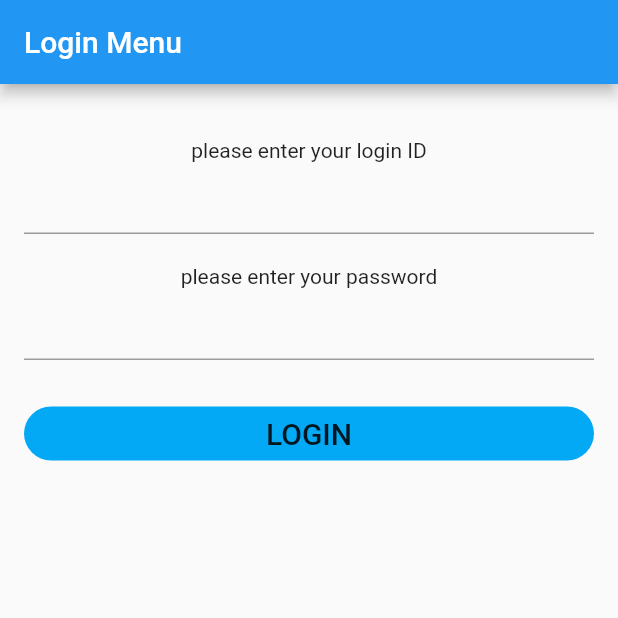
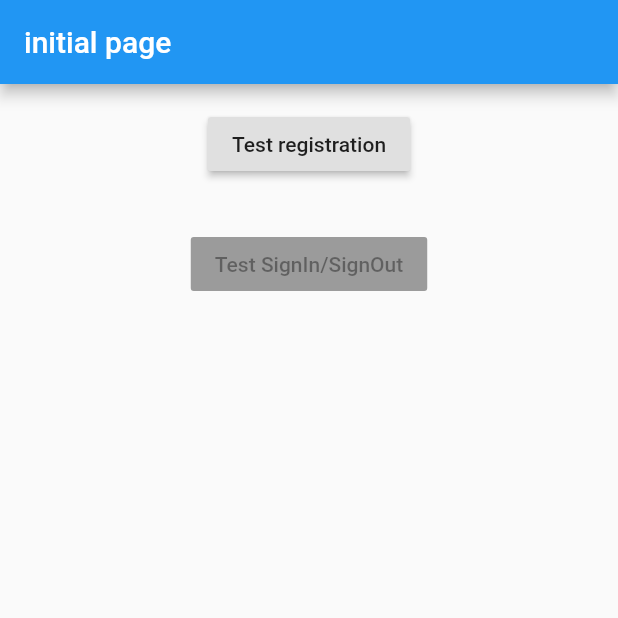
Before and after one commit to sniper-fly/comfortable_diary, a Flutter app: the screen it shows after launch, on a phone screen of 412 x 824 dp, the top half of it. Run offline on Flutter 3.47's test engine with Material 2 defaults, Android fonts, the phone set to English and light mode, and no system bars; our stand-ins replace cloud_firestore, firebase_auth; accounts and stored records are empty.

Commit message:
initial page created refacter var name createUserWithEamilAndPassword func added

```diff
--- /dev/null
+++ b/lib/initialPage.dart
@@ -0,0 +1,43 @@
+import 'package:firebase_auth/firebase_auth.dart';
+import 'package:flutter/cupertino.dart';
+import 'package:flutter/material.dart';
+import 'package:flutterapp/registerPage.dart';
+
+class InitialPage extends StatelessWidget {
+
+  @override
+  Widget build(BuildContext context) {
+    return Scaffold(
+      appBar: AppBar(
+        title: Text("initial page"),
+      ),
+      body: Column(
+        crossAxisAlignment: CrossAxisAlignment.start,
+        children: <Widget>[
+          Container(
+            child: RaisedButton(
+              child: const Text('Test registration'),
+              onPressed: () => _pushPage(context, RegisterPage()),
+            ),
+            padding: const EdgeInsets.all(16),
+            alignment: Alignment.center,
+          ),
+          Container(
+            child: RaisedButton(
+              child: const Text('Test SignIn/SignOut'),
+              onPressed: null,
+            ),
+            padding: const EdgeInsets.all(16),
+            alignment: Alignment.center,
+          ),
+        ],
+      ),
+    );
+  }
+
+  void _pushPage(BuildContext context, Widget page) {
+    Navigator.of(context).push(
+      MaterialPageRoute<void>(builder: (_) => page),
+    );
+  }
+}
--- a/lib/main.dart
+++ b/lib/main.dart
@@ -2,10 +2,11 @@ import 'package:cloud_firestore/cloud_firestore.dart';
 import 'package:flutter/cupertino.dart';
 import 'package:flutter/material.dart';
 import 'package:flutterapp/create_entry.dart';
+import 'package:flutterapp/initialPage.dart';
 import 'package:intl/intl.dart';
 import 'diary.dart';
 import 'diary_detail.dart';
-import 'login.dart';
+import 'registerPage.dart';
 
 void main() => runApp(MyApp());
 
@@ -18,7 +19,7 @@ class MyApp extends StatelessWidget {
       theme: ThemeData(
         primarySwatch: Colors.blue,
       ),
-      home: LoginPage()
+      home: InitialPage(),
     );
   }
 }
--- a/lib/login.dart
+++ b/lib/registerPage.dart
@@ -1,30 +1,31 @@
 import 'main.dart';
 import 'package:flutter/cupertino.dart';
 import 'package:flutter/material.dart';
+import 'package:firebase_auth/firebase_auth.dart';
 
-class LoginPage extends StatefulWidget {
+class RegisterPage extends StatefulWidget {
   @override
-  _LoginEntryState createState() => _LoginEntryState();
+  _RegisterEntryState createState() => _RegisterEntryState();
 }
 
-class _LoginEntryState extends State<LoginPage> {
+class _RegisterEntryState extends State<RegisterPage> {
 
   @override
   Widget build(BuildContext context) {
-    String LoginID;
+    String userMail;
     String password;
 
     return Scaffold(
-      appBar: AppBar(title: Text("Login Menu")),
+      appBar: AppBar(title: Text("Register Menu")),
         body: Padding(
           padding: const EdgeInsets.all(16.0),
           child: Column(
             children: <Widget>[
               SizedBox(height: 20,),
-              Text("please enter your login ID"),
+              Text("please enter your e-mail"),
               TextField(
                 onChanged: (loginName){
-                  LoginID = loginName;
+                  userMail = loginName;
                 },
               ),
               SizedBox(height: 20,),
@@ -47,7 +48,12 @@ class _LoginEntryState extends State<LoginPage> {
                   child: Text('LOGIN', style: TextStyle(fontSize: 20.0),),
 
                   //以下画面遷移
-                  onPressed: (){
+                  onPressed: () async{
+                    FirebaseAuth _auth;
+                    final FirebaseUser user = (await _auth.createUserWithEmailAndPassword(
+                      email: 'an email',
+                      password: 'a password',
+                    )).user;
                     Navigator.of(context).push(
                       MaterialPageRoute(
                         builder: (context) {
--- a/pubspec.yaml
+++ b/pubspec.yaml
@@ -23,6 +23,7 @@ dependencies:
   firebase_core: ^0.4.4+3
   firebase_analytics: ^5.0.11
   cloud_firestore: ^0.13.5
+  firebase_auth: ^0.16.0
 
 
 
```
Also changed, not shown: pubspec.lock.
